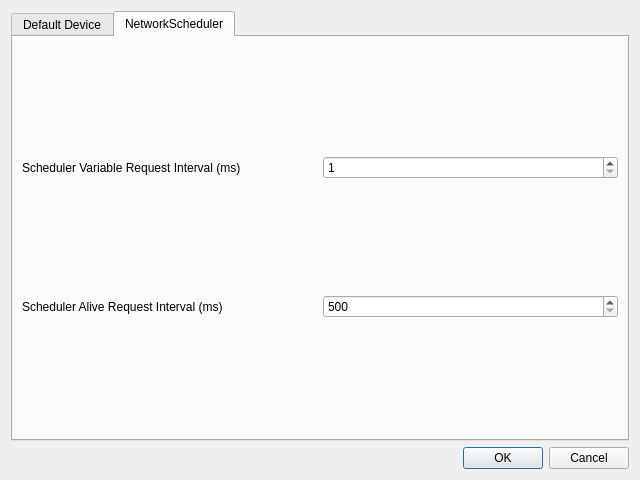
Above: NetworkViewer/GUI/src/PreferencesDialog.ui from glocklueng/openecosys before the change. Below: the same form after it.
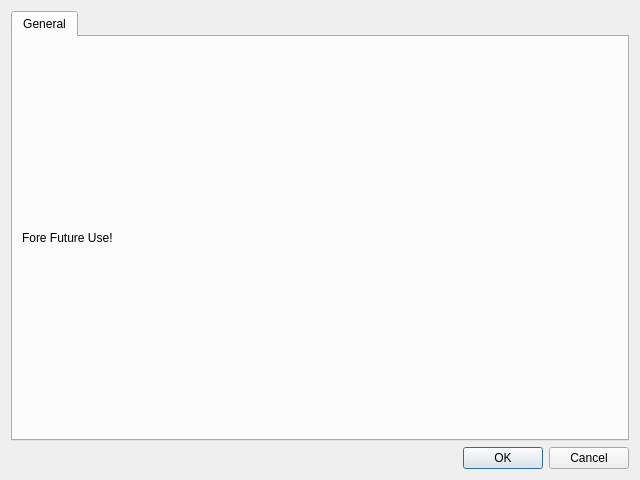
That is the form after the change. The open tabs and pages were chosen to show the change.

Commit message: Fixed Mac GUI glitches, removed unused Preferences widget

What changed in the file:
```diff
--- a/NetworkViewer/GUI/src/PreferencesDialog.ui
+++ b/NetworkViewer/GUI/src/PreferencesDialog.ui
@@ -19,47 +19,21 @@
      <property name="currentIndex">
       <number>0</number>
      </property>
+     <property name="usesScrollButtons">
+      <bool>false</bool>
+     </property>
+     <property name="documentMode">
+      <bool>false</bool>
+     </property>
      <widget class="QWidget" name="tab">
       <attribute name="title">
-       <string>Default Device</string>
+       <string>General</string>
       </attribute>
-     </widget>
-     <widget class="QWidget" name="tab_2">
-      <attribute name="title">
-       <string>NetworkScheduler</string>
-      </attribute>
-      <layout class="QGridLayout" name="gridLayout">
-       <item row="0" column="0">
+      <layout class="QVBoxLayout" name="verticalLayout_2">
+       <item>
         <widget class="QLabel" name="label">
          <property name="text">
-          <string>Scheduler Variable Request Interval (ms)</string>
-         </property>
-        </widget>
-       </item>
-       <item row="0" column="1">
-        <widget class="QSpinBox" name="m_variableRequestSpinBox">
-         <property name="minimum">
-          <number>1</number>
-         </property>
-         <property name="maximum">
-          <number>500</number>
-         </property>
-        </widget>
-       </item>
-       <item row="1" column="0">
-        <widget class="QLabel" name="label_2">
-         <property name="text">
-          <string>Scheduler Alive Request Interval (ms)</string>
-         </property>
-        </widget>
-       </item>
-       <item row="1" column="1">
-        <widget class="QSpinBox" name="m_aliveRequestSpinBox">
-         <property name="minimum">
-          <number>500</number>
-         </property>
-         <property name="maximum">
-          <number>2000</number>
+          <string>Fore Future Use!</string>
          </property>
         </widget>
        </item>
```
The commit also changes 2 other files.
